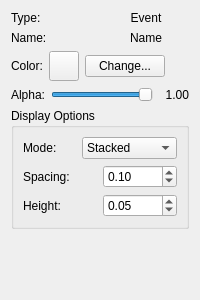
This is src/WhiskerToolbox/DataViewer_Widget/UI/SubWidgets/DigitalEvent/EventViewer_Widget.ui in paulmthompson/WhiskerToolbox as Qt 5 draws it before an edit. The edited form follows.
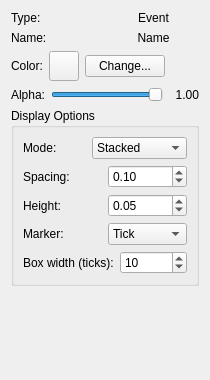
This is the edited form.

Commit message: can plot overlay of digital event series over top of analog time series in dataviewer_widget

What changed in the file:
```diff
--- a/src/WhiskerToolbox/DataViewer_Widget/UI/SubWidgets/DigitalEvent/EventViewer_Widget.ui
+++ b/src/WhiskerToolbox/DataViewer_Widget/UI/SubWidgets/DigitalEvent/EventViewer_Widget.ui
@@ -13,7 +13,7 @@
   <property name="minimumSize">
    <size>
     <width>0</width>
-    <height>300</height>
+    <height>380</height>
    </size>
   </property>
   <property name="windowTitle">
@@ -240,6 +240,60 @@
         </item>
        </layout>
       </item>
+      <item>
+       <layout class="QHBoxLayout" name="glyph_shape_layout">
+        <item>
+         <widget class="QLabel" name="glyph_shape_label">
+          <property name="text">
+           <string>Marker:</string>
+          </property>
+         </widget>
+        </item>
+        <item>
+         <widget class="QComboBox" name="glyph_shape_combo">
+          <item>
+           <property name="text">
+            <string>Tick</string>
+           </property>
+          </item>
+          <item>
+           <property name="text">
+            <string>Top Line</string>
+           </property>
+          </item>
+          <item>
+           <property name="text">
+            <string>Box</string>
+           </property>
+          </item>
+         </widget>
+        </item>
+       </layout>
+      </item>
+      <item>
+       <layout class="QHBoxLayout" name="box_width_layout">
+        <item>
+         <widget class="QLabel" name="box_width_label">
+          <property name="text">
+           <string>Box width (ticks):</string>
+          </property>
+         </widget>
+        </item>
+        <item>
+         <widget class="QSpinBox" name="box_width_spinbox">
+          <property name="minimum">
+           <number>1</number>
+          </property>
+          <property name="maximum">
+           <number>2147483647</number>
+          </property>
+          <property name="value">
+           <number>10</number>
+          </property>
+         </widget>
+        </item>
+       </layout>
+      </item>
      </layout>
     </widget>
    </item>
```
The commit also changes 20 other files.
